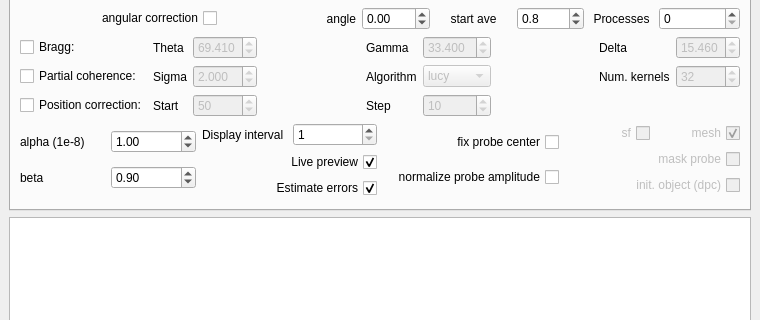
Qt form nsls2ptycho/ui/ui_ptycho.ui (NSLS-II/ptycho_gui) before a commit; both pictures show x 0 to 760 and y 427 to 747 of the 760 by 880 pixel window.
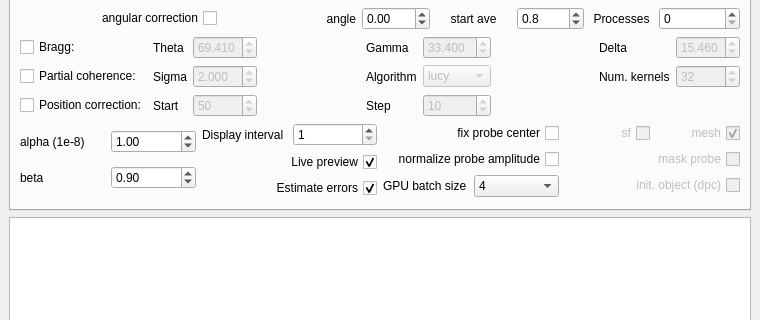
The same form after that commit. The open tabs and pages were chosen to show the change.

Commit message: allow changing gpu batch size; check GPU availability at start time

```diff
--- a/nsls2ptycho/ui/ui_ptycho.ui
+++ b/nsls2ptycho/ui/ui_ptycho.ui
@@ -1670,7 +1670,7 @@
          </layout>
         </item>
         <item>
-         <layout class="QHBoxLayout" name="horizontalLayout_17">
+         <layout class="QHBoxLayout" name="horizontalLayout_18">
           <item>
            <layout class="QVBoxLayout" name="verticalLayout_3">
             <item>
@@ -1802,6 +1802,52 @@
               </property>
              </widget>
             </item>
+            <item>
+             <layout class="QHBoxLayout" name="horizontalLayout_17">
+              <item>
+               <widget class="QLabel" name="label_56">
+                <property name="text">
+                 <string>GPU batch size</string>
+                </property>
+               </widget>
+              </item>
+              <item>
+               <widget class="QComboBox" name="cb_gpu_batch_size">
+                <property name="toolTip">
+                 <string>Rule of thumb: the larger, the better. But one may get an Out-of-Memory error if this is too large.</string>
+                </property>
+                <property name="currentText">
+                 <string>256</string>
+                </property>
+                <item>
+                 <property name="text">
+                  <string>4</string>
+                 </property>
+                </item>
+                <item>
+                 <property name="text">
+                  <string>16</string>
+                 </property>
+                </item>
+                <item>
+                 <property name="text">
+                  <string>64</string>
+                 </property>
+                </item>
+                <item>
+                 <property name="text">
+                  <string>256</string>
+                 </property>
+                </item>
+                <item>
+                 <property name="text">
+                  <string>1024</string>
+                 </property>
+                </item>
+               </widget>
+              </item>
+             </layout>
+            </item>
            </layout>
           </item>
           <item>
```
The commit also changes 3 other files.
